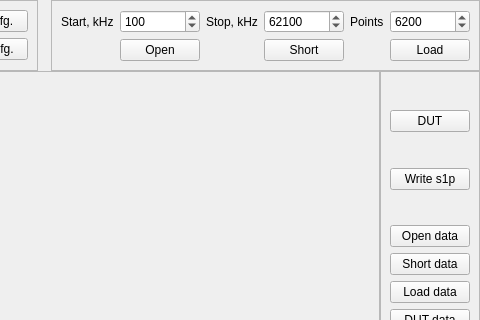
Old version of the form projects/vna/client/vna.ui in the repository pavel-demin/red-pitaya-notes; both pictures show x 240 to 720 and y 0 to 320 of the 720 by 540 pixel window.
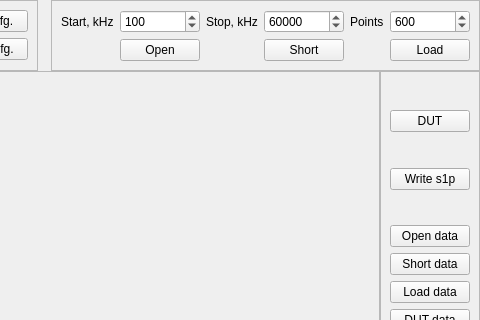
New version of the form.

Commit message: move DFT calculations to vna.c

```diff
--- a/projects/vna/client/vna.ui
+++ b/projects/vna/client/vna.ui
@@ -107,7 +107,7 @@
           <number>100</number>
          </property>
          <property name="value">
-          <number>62100</number>
+          <number>60000</number>
          </property>
         </widget>
        </item>
@@ -130,7 +130,7 @@
           <number>100</number>
          </property>
          <property name="value">
-          <number>6200</number>
+          <number>600</number>
          </property>
         </widget>
        </item>
```
The commit also changes 2 other files.
